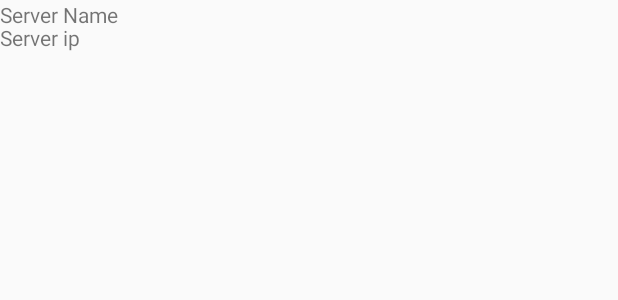
After one commit to BlayckPanthers/UMTZ, an Android app: the layout activity_server.xml on its own in the app's theme, with its tools: preview values and no code run, on a phone screen of 412 x 824 dp. The commit adds this screen. Shown: the top 300 px of the screen. Run offline under Robolectric (Android 15) with nearby library versions, the phone set to English and light mode, and no system bars.

Commit message:
Ajout Intent sur element de la liste vers Server_Activity

```diff
--- a/app/src/main/AndroidManifest.xml
+++ b/app/src/main/AndroidManifest.xml
@@ -16,6 +16,7 @@
                 <category android:name="android.intent.category.LAUNCHER" />
             </intent-filter>
         </activity>
+        <activity android:name=".ServerActivity"></activity>
     </application>
 
 </manifest>
--- /dev/null
+++ b/app/src/main/res/layout/activity_server.xml
@@ -0,0 +1,23 @@
+<?xml version="1.0" encoding="utf-8"?>
+<android.support.constraint.ConstraintLayout xmlns:android="http://schemas.android.com/apk/res/android"
+    xmlns:app="http://schemas.android.com/apk/res-auto"
+    xmlns:tools="http://schemas.android.com/tools"
+    android:layout_width="match_parent"
+    android:layout_height="match_parent"
+    tools:context="com.ingesup.docblayck.umtz.ServerActivity">
+
+    <TextView
+        android:id="@+id/infrastructure_server_name_detail"
+        android:layout_width="wrap_content"
+        android:layout_height="wrap_content"
+        android:text="@string/server_name_detail"
+        />
+
+    <TextView
+        android:id="@+id/infrastructure_server_ip_detail"
+        android:layout_width="wrap_content"
+        android:layout_height="wrap_content"
+        android:text="@string/server_ip_detail"
+        android:paddingTop="15dp"
+        />
+</android.support.constraint.ConstraintLayout>
--- a/app/src/main/res/values/strings.xml
+++ b/app/src/main/res/values/strings.xml
@@ -2,4 +2,7 @@
     <string name="app_name">UMTZ</string>
     <string name="server_name">Server Name</string>
     <string name="server_ip">Server IP</string>
+    <string name="server_name_detail">Server Name</string>
+    <string name="server_ip_detail">Server ip</string>
+
 </resources>
```
Also changed, not shown: app/src/main/java/com/ingesup/docblayck/umtz/Infrastructure.java (+36 -1 lines), app/src/main/java/com/ingesup/docblayck/umtz/InfrastructureAdapter.java (+8 -9 lines), app/src/main/java/com/ingesup/docblayck/umtz/MainActivity.java (+3 -4 lines), app/src/main/java/com/ingesup/docblayck/umtz/ServerActivity.java (added, +29 -0 lines).
